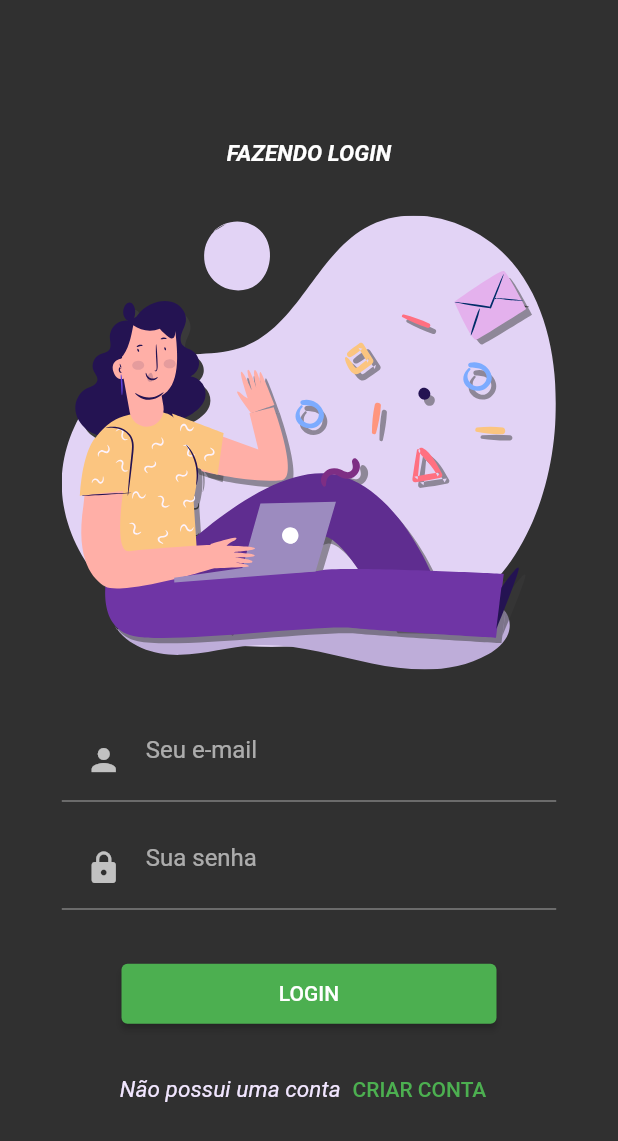
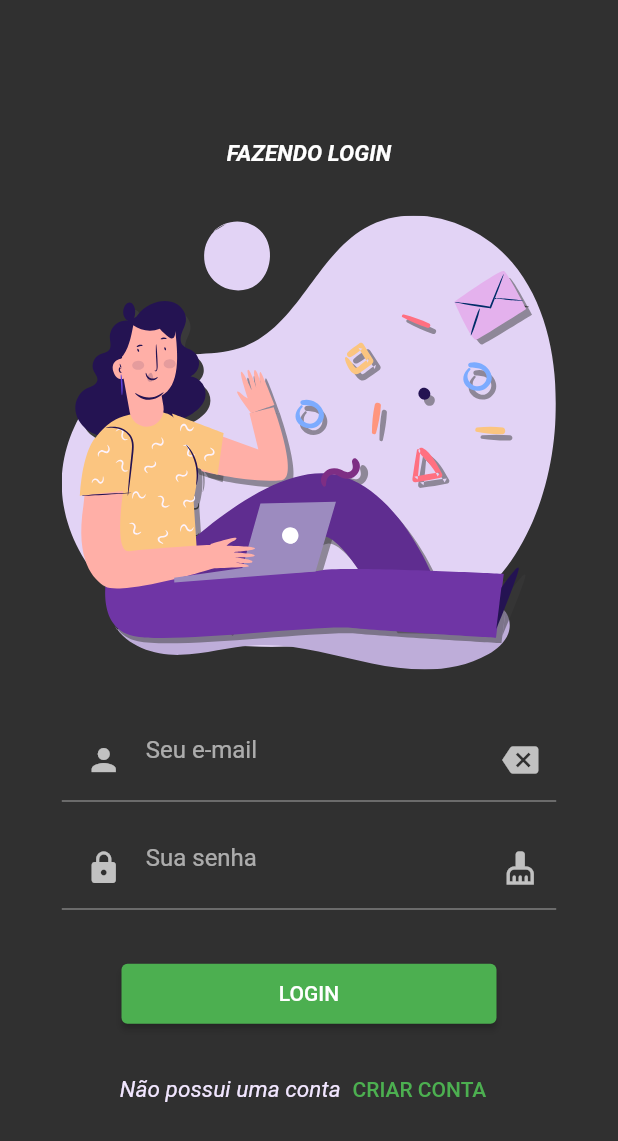
Before and after one commit to luizzlcs/iasd_myadmin, a Flutter app: the screen it shows after launch, on a phone screen of 412 x 824 dp. Shown: the top 1141 px of the screen. Run offline on Flutter 3.47's test engine with Material 2 defaults, Android fonts, the phone set to English and light mode, and no system bars; our stand-ins replace flutter_svg.

Commit message:
Icon para limpara o cmapo e ajuste de validação.

```diff
--- a/lib/app/screens/login/components/login_form.dart
+++ b/lib/app/screens/login/components/login_form.dart
@@ -19,6 +19,7 @@ class _LoginFormState extends State<LoginForm> with ValidationFormLogin {
   final _formKey = GlobalKey<FormState>();
   final emailEC = TextEditingController();
   final passwordEC = TextEditingController();
+  final confirmPasswordEC = TextEditingController();
   @override
   Widget build(BuildContext context) {
     final isLogin = Provider.of<ControllerAlthLogin>(context).isLogin();
@@ -39,11 +40,15 @@ class _LoginFormState extends State<LoginForm> with ValidationFormLogin {
             textInputAction: TextInputAction.next,
             cursorColor: kPrimaryColor,
             onSaved: (email) {},
-            decoration: const InputDecoration(
+            decoration: InputDecoration(
               hintText: "Seu e-mail",
-              prefixIcon: Padding(
+              prefixIcon: const Padding(
                 padding: EdgeInsets.all(defaultPadding),
                 child: Icon(Icons.person),
+              ),
+              suffixIcon: IconButton(
+                onPressed: () => emailEC.clear(),
+                icon: const Icon(Icons.backspace),
               ),
             ),
           ),
@@ -60,11 +65,15 @@ class _LoginFormState extends State<LoginForm> with ValidationFormLogin {
               textInputAction: TextInputAction.done,
               obscureText: true,
               cursorColor: kPrimaryColor,
-              decoration: const InputDecoration(
+              decoration: InputDecoration(
                 hintText: "Sua senha",
-                prefixIcon: Padding(
+                prefixIcon: const Padding(
                   padding: EdgeInsets.all(defaultPadding),
                   child: Icon(Icons.lock),
+                ),
+                suffixIcon: IconButton(
+                  onPressed: () => passwordEC.clear(),
+                  icon: const Icon(Icons.cleaning_services),
                 ),
               ),
             ),
@@ -73,14 +82,25 @@ class _LoginFormState extends State<LoginForm> with ValidationFormLogin {
             Padding(
               padding: const EdgeInsets.symmetric(vertical: defaultPadding),
               child: TextFormField(
+                controller: confirmPasswordEC,
+                validator: (value) {
+                  if (isValidPasswordCofirmation(value, confirmPasswordEC)) {
+                    return null;
+                  }
+                  return 'As senhas são diferentes';
+                },
                 textInputAction: TextInputAction.done,
                 obscureText: true,
                 cursorColor: kPrimaryColor,
-                decoration: const InputDecoration(
+                decoration: InputDecoration(
                   hintText: "Confirme sua senha",
-                  prefixIcon: Padding(
+                  prefixIcon: const Padding(
                     padding: EdgeInsets.all(defaultPadding),
                     child: Icon(Icons.lock),
+                  ),
+                  suffixIcon: IconButton(
+                    onPressed: () => passwordEC.clear(),
+                    icon: const Icon(Icons.cleaning_services),
                   ),
                 ),
               ),
```
